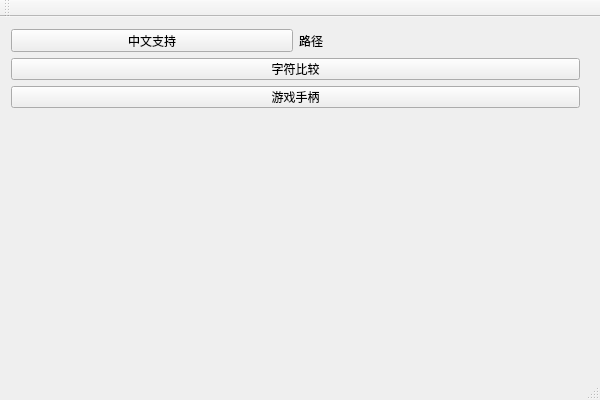
fg2fg3/UtilSdk, file UtilGui/src/UtilGui.ui: the form before one commit.
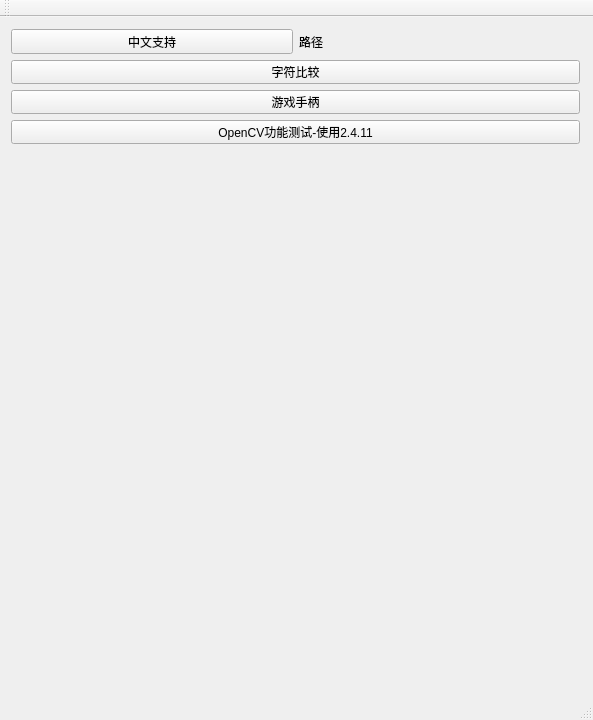
The form after the commit.

What changed in the file:
```diff
--- a/UtilGui/src/UtilGui.ui
+++ b/UtilGui/src/UtilGui.ui
@@ -6,8 +6,8 @@
    <rect>
     <x>0</x>
     <y>0</y>
-    <width>600</width>
-    <height>400</height>
+    <width>593</width>
+    <height>720</height>
    </rect>
   </property>
   <property name="windowTitle">
@@ -20,7 +20,7 @@
       <x>0</x>
       <y>1</y>
       <width>591</width>
-      <height>101</height>
+      <height>137</height>
      </rect>
     </property>
     <layout class="QVBoxLayout" name="verticalLayout">
@@ -56,6 +56,13 @@
        </property>
       </widget>
      </item>
+     <item>
+      <widget class="QPushButton" name="m_pBtOpencvDemo">
+       <property name="text">
+        <string>OpenCV功能测试-使用2.4.11</string>
+       </property>
+      </widget>
+     </item>
     </layout>
    </widget>
   </widget>
```
Left out of the diff: 2 changed lines with no effect on the pictures.
